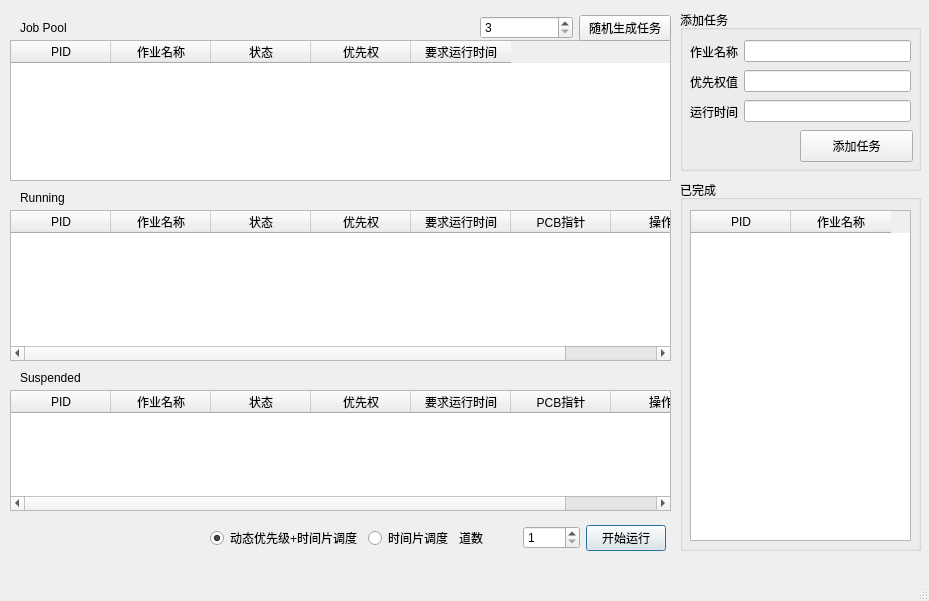
Old version of the form mainwindow.ui in the repository fr0der1c/Simulate-CPU-Scheduling.
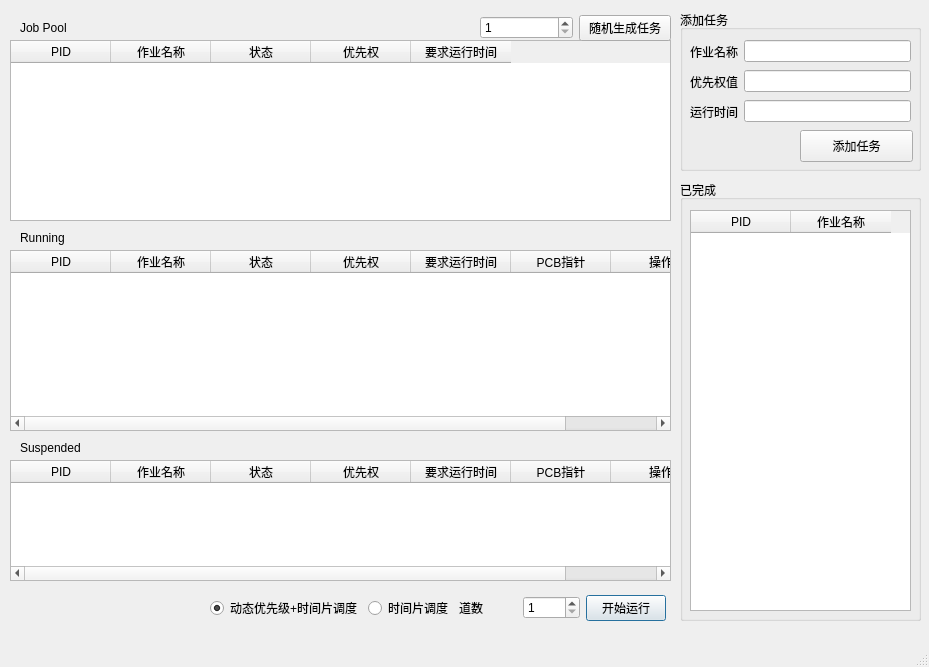
New version of the form.

The edit to the form file:
```diff
--- a/mainwindow.ui
+++ b/mainwindow.ui
@@ -10,7 +10,7 @@
     <x>0</x>
     <y>0</y>
     <width>929</width>
-    <height>601</height>
+    <height>667</height>
    </rect>
   </property>
   <property name="focusPolicy">
@@ -39,7 +39,7 @@
       <x>10</x>
       <y>40</y>
       <width>661</width>
-      <height>141</height>
+      <height>181</height>
      </rect>
     </property>
     <property name="editTriggers">
@@ -87,9 +87,9 @@
     <property name="geometry">
      <rect>
       <x>10</x>
-      <y>210</y>
+      <y>250</y>
       <width>661</width>
-      <height>151</height>
+      <height>181</height>
      </rect>
     </property>
     <property name="editTriggers">
@@ -141,7 +141,7 @@
     <property name="geometry">
      <rect>
       <x>20</x>
-      <y>190</y>
+      <y>230</y>
       <width>60</width>
       <height>16</height>
      </rect>
@@ -154,7 +154,7 @@
     <property name="geometry">
      <rect>
       <x>10</x>
-      <y>390</y>
+      <y>460</y>
       <width>661</width>
       <height>121</height>
      </rect>
@@ -208,7 +208,7 @@
     <property name="geometry">
      <rect>
       <x>20</x>
-      <y>370</y>
+      <y>440</y>
       <width>141</width>
       <height>16</height>
      </rect>
@@ -242,7 +242,7 @@
       <string>添加任务</string>
      </property>
     </widget>
-    <widget class="QWidget" name="">
+    <widget class="QWidget" name="layoutWidget">
      <property name="geometry">
       <rect>
        <x>10</x>
@@ -315,7 +315,7 @@
       <x>680</x>
       <y>180</y>
       <width>241</width>
-      <height>371</height>
+      <height>441</height>
      </rect>
     </property>
     <property name="title">
@@ -327,7 +327,7 @@
        <x>10</x>
        <y>30</y>
        <width>221</width>
-       <height>331</height>
+       <height>401</height>
       </rect>
      </property>
      <property name="editTriggers">
@@ -355,7 +355,7 @@
     <property name="geometry">
      <rect>
       <x>210</x>
-      <y>520</y>
+      <y>590</y>
       <width>456</width>
       <height>36</height>
      </rect>
@@ -413,7 +413,7 @@
      </item>
     </layout>
    </widget>
-   <widget class="QWidget" name="">
+   <widget class="QWidget" name="layoutWidget">
     <property name="geometry">
      <rect>
       <x>480</x>
@@ -426,7 +426,7 @@
      <item>
       <widget class="QSpinBox" name="RandomCountBox">
        <property name="minimum">
-        <number>3</number>
+        <number>1</number>
        </property>
        <property name="maximum">
         <number>1000</number>
```
Left out of the diff: 4 changed lines with no effect on the pictures.
